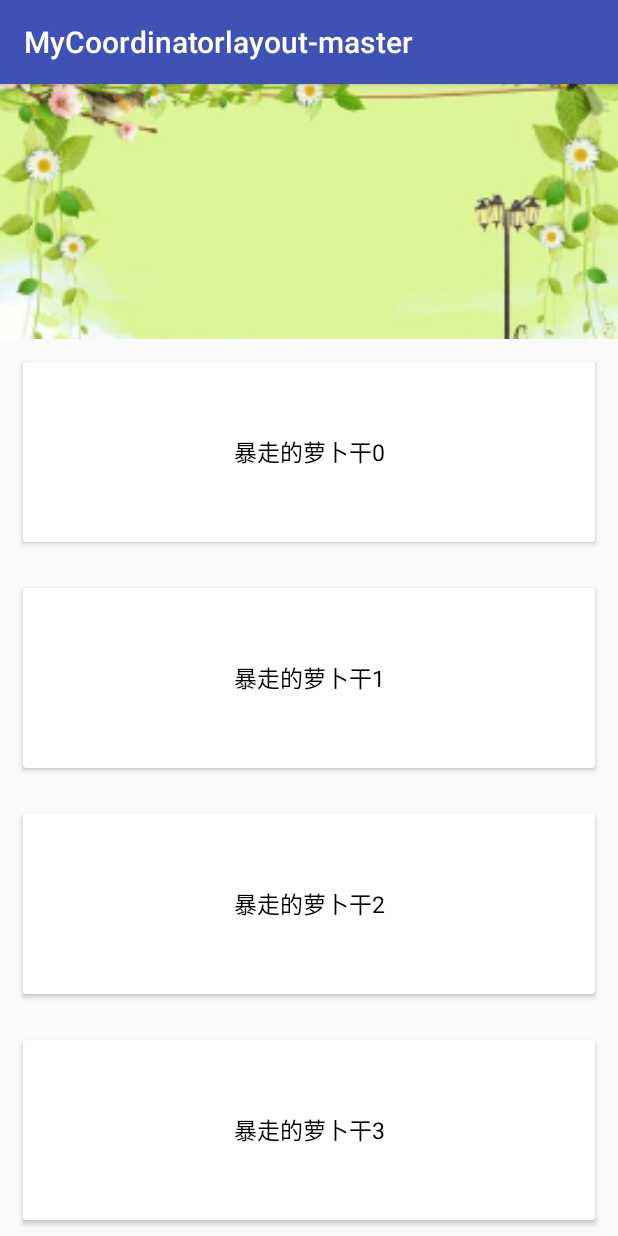
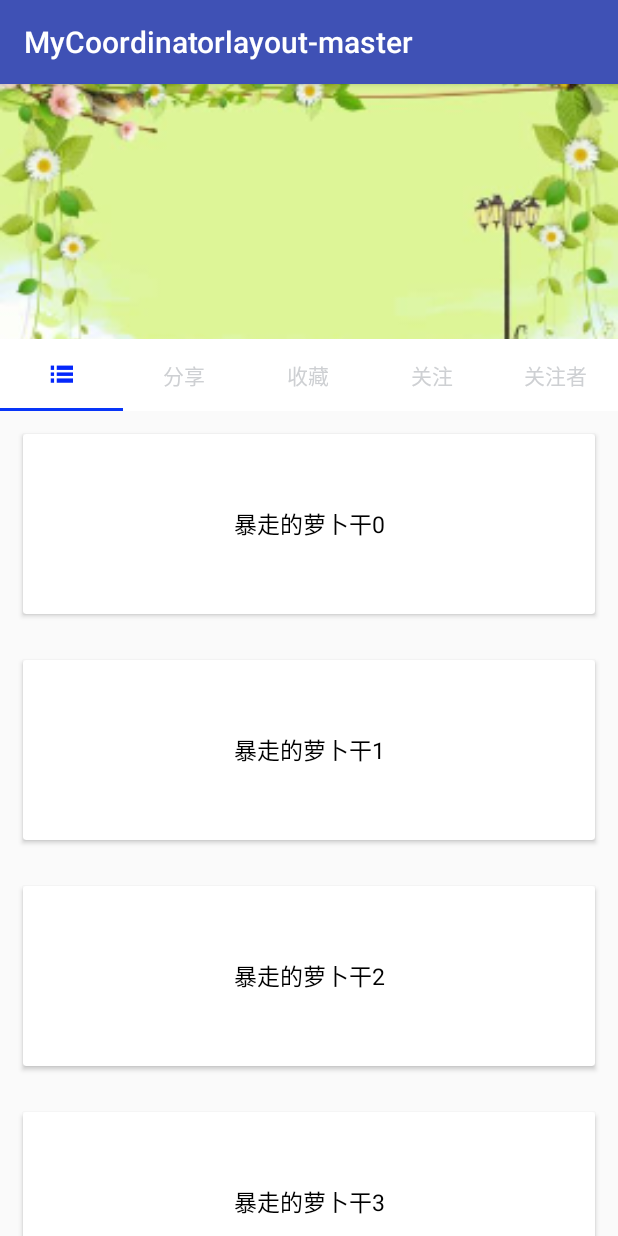
Before and after one commit to aoyj/MyCoordinatorlayoutmaster, an Android app: the screen it shows after launch (MainActivity), on a phone screen of 412 x 824 dp. Run offline under Robolectric (Android 15) with nearby library versions, the phone set to English and light mode, and no system bars; our stand-ins replace ButterKnife.

Commit message:
模仿‘最右’话题页面效果

```diff
--- a/app/build.gradle
+++ b/app/build.gradle
@@ -8,7 +8,7 @@ android {
     compileSdkVersion 26
     defaultConfig {
         applicationId "com.aoy.learn"
-        minSdkVersion 25
+        minSdkVersion 19
         targetSdkVersion 26
         versionCode 1
         versionName "1.0"
--- a/app/src/main/java/com/aoy/learn/MainActivity.java
+++ b/app/src/main/java/com/aoy/learn/MainActivity.java
@@ -4,11 +4,18 @@ import android.os.Bundle;
 import android.support.annotation.Nullable;
 import android.support.design.widget.AppBarLayout;
 import android.support.design.widget.CoordinatorLayout;
+import android.support.design.widget.TabLayout;
+import android.support.v4.view.ViewPager;
 import android.support.v7.app.AppCompatActivity;
 import android.support.v7.widget.LinearLayoutManager;
 import android.support.v7.widget.RecyclerView;
 
 import com.aoy.learn.adapter.ItemAdapter;
+import com.aoy.learn.adapter.TopRecyclerviewAdapter;
+import com.aoy.learn.adapter.ViewPagerItemAdapter;
+
+import java.util.ArrayList;
+import java.util.List;
 
 import butterknife.BindView;
 import butterknife.ButterKnife;
@@ -19,6 +26,7 @@ import butterknife.ButterKnife;
 
 public class MainActivity extends AppCompatActivity {
 
+
     @BindView(R.id.app_bar_layout)
     AppBarLayout appBarLayout;
     @BindView(R.id.recycler_view)
@@ -27,6 +35,12 @@ public class MainActivity extends AppCompatActivity {
     CoordinatorLayout rootLayout;
 
     ItemAdapter itemAdapter;
+    List<Integer> mList = new ArrayList<>();
+    @BindView(R.id.view_pager)
+    ViewPager viewPager;
+    @BindView(R.id.toolbar_tab)
+    TabLayout toolbarTab;
+    ViewPagerItemAdapter mAdapter;
 
     @Override
     protected void onCreate(@Nullable Bundle savedInstanceState) {
@@ -37,8 +51,15 @@ public class MainActivity extends AppCompatActivity {
     }
 
     private void init() {
+        mList.add(R.mipmap.img_1);
+        mList.add(R.mipmap.img_2);
+        mList.add(R.mipmap.img_3);
+        mList.add(R.mipmap.img_4);
         itemAdapter = new ItemAdapter();
         recyclerView.setLayoutManager(new LinearLayoutManager(this));
         recyclerView.setAdapter(itemAdapter);
+
+        mAdapter = new ViewPagerItemAdapter(mList);
+        viewPager.setAdapter(mAdapter);
     }
 }
--- /dev/null
+++ b/app/src/main/java/com/aoy/learn/adapter/MyAppBarBehavior.java
@@ -0,0 +1,18 @@
+package com.aoy.learn.adapter;
+
+import android.support.design.widget.AppBarLayout;
+import android.support.design.widget.CoordinatorLayout;
+import android.view.MotionEvent;
+
+/**
+ * Created by drizzt on 2018/4/21.
+ */
+
+public class MyAppBarBehavior extends AppBarLayout.Behavior {
+
+
+    @Override
+    public boolean onTouchEvent(CoordinatorLayout parent, AppBarLayout child, MotionEvent ev) {
+        return super.onTouchEvent(parent, child, ev);
+    }
+}
--- /dev/null
+++ b/app/src/main/java/com/aoy/learn/adapter/TopRecyclerviewAdapter.java
@@ -0,0 +1,53 @@
+package com.aoy.learn.adapter;
+
+import android.support.v7.widget.RecyclerView;
+import android.view.LayoutInflater;
+import android.view.View;
+import android.view.ViewGroup;
+import android.widget.ImageView;
+
+import com.aoy.learn.R;
+
+import java.util.List;
+
+import butterknife.BindView;
+import butterknife.ButterKnife;
+
+/**
+ * Created by drizzt on 2018/4/21.
+ */
+
+public class TopRecyclerviewAdapter extends RecyclerView.Adapter {
+    List<Integer> mList;
+
+    public TopRecyclerviewAdapter(List mList) {
+        this.mList = mList;
+    }
+
+    @Override
+    public RecyclerView.ViewHolder onCreateViewHolder(ViewGroup parent, int viewType) {
+        View view = LayoutInflater.from(parent.getContext()).inflate(R.layout.layout_viewpager_item, null, false);
+        return new ViewHolder(view);
+    }
+
+    @Override
+    public void onBindViewHolder(RecyclerView.ViewHolder holder, int position) {
+        ViewHolder viewHolder = (ViewHolder) holder;
+        viewHolder.img.setImageResource(mList.get(position));
+    }
+
+    @Override
+    public int getItemCount() {
+        return mList.size();
+    }
+
+    static class ViewHolder extends RecyclerView.ViewHolder{
+        @BindView(R.id.img)
+        ImageView img;
+
+        ViewHolder(View view) {
+            super(view);
+            ButterKnife.bind(this, view);
+        }
+    }
+}
--- /dev/null
+++ b/app/src/main/java/com/aoy/learn/adapter/ViewPagerItemAdapter.java
@@ -0,0 +1,59 @@
+package com.aoy.learn.adapter;
+
+import android.support.v4.view.PagerAdapter;
+import android.view.LayoutInflater;
+import android.view.View;
+import android.view.ViewGroup;
+import android.widget.ImageView;
+
+import com.aoy.learn.R;
+
+import java.util.List;
+
+import butterknife.BindView;
+import butterknife.ButterKnife;
+
+/**
+ * Created by drizzt on 2018/4/21.
+ */
+
+public class ViewPagerItemAdapter extends PagerAdapter {
+    List<Integer> mList;
+
+    public ViewPagerItemAdapter(List<Integer> mList) {
+        this.mList = mList;
+    }
+
+    @Override
+    public Object instantiateItem(ViewGroup container, int position) {
+        View view = LayoutInflater.from(container.getContext()).inflate(R.layout.layout_viewpager_item, null, false);
+        container.addView(view);
+        ViewHolder viewHolder = new ViewHolder(view);
+        viewHolder.img.setImageResource(mList.get(position));
+        return view;
+    }
+
+    @Override
+    public void destroyItem(ViewGroup container, int position, Object object) {
+        container.removeView((View) object);
+    }
+
+    @Override
+    public int getCount() {
+        return mList.size();
+    }
+
+    @Override
+    public boolean isViewFromObject(View view, Object object) {
+        return view == object;
+    }
+
+    static class ViewHolder {
+        @BindView(R.id.img)
+        ImageView img;
+
+        ViewHolder(View view) {
+            ButterKnife.bind(this, view);
+        }
+    }
+}
--- /dev/null
+++ b/app/src/main/res/drawable/tab_selector.xml
@@ -0,0 +1,5 @@
+<?xml version="1.0" encoding="utf-8"?>
+<selector xmlns:android="http://schemas.android.com/apk/res/android">
+    <item android:drawable="@mipmap/profile_feed_pressed_icon" android:state_selected="true" />
+    <item android:drawable="@mipmap/profile_feed_icon" android:state_selected="false" />
+</selector>
--- a/app/src/main/res/layout/activity_main.xml
+++ b/app/src/main/res/layout/activity_main.xml
@@ -10,15 +10,55 @@
     <android.support.design.widget.AppBarLayout
         android:id="@+id/app_bar_layout"
         android:layout_width="match_parent"
-        android:layout_height="wrap_content"
+        android:layout_height="218dp"
+        android:orientation="vertical"
         android:background="#ffffff">
-        <ImageView
+        <android.support.v4.view.ViewPager
+            android:id="@+id/view_pager"
+            app:layout_scrollFlags="scroll"
             android:layout_width="match_parent"
-            android:layout_height="170dp"
-            android:src="@mipmap/img_1"
-            app:layout_scrollFlags="scroll|snap|exitUntilCollapsed"
-            android:minHeight="50dp"
-            android:scaleType="centerCrop"/>
+            android:layout_weight="1"
+            android:layout_height="0dp"/>
+        <android.support.design.widget.TabLayout
+            android:id="@+id/toolbar_tab"
+            android:layout_width="match_parent"
+            android:layout_height="48dp"
+            android:minHeight="48dp"
+            app:layout_scrollFlags="scroll|exitUntilCollapsed"
+            android:layout_gravity="bottom"
+            android:background="#ffffff"
+            android:fillViewport="false"
+            app:tabIndicatorColor="#0835f8"
+            app:tabIndicatorHeight="2.0dp"
+            app:tabSelectedTextColor="#0835f8"
+            app:tabTextColor="#ced0d3">
+
+            <android.support.design.widget.TabItem
+                android:layout_width="match_parent"
+                android:layout_height="match_parent"
+                android:icon="@drawable/tab_selector"/>
+
+            <android.support.design.widget.TabItem
+                android:layout_width="match_parent"
+                android:layout_height="match_parent"
+                android:text="分享"/>
+
+            <android.support.design.widget.TabItem
+                android:layout_width="match_parent"
+                android:layout_height="match_parent"
+                android:text="收藏"/>
+
+            <android.support.design.widget.TabItem
+                android:layout_width="match_parent"
+                android:layout_height="match_parent"
+                android:text="关注"/>
+
+            <android.support.design.widget.TabItem
+                android:layout_width="match_parent"
+                android:layout_height="match_parent"
+                android:text="关注者"/>
+
+        </android.support.design.widget.TabLayout>
     </android.support.design.widget.AppBarLayout>
 
 
--- /dev/null
+++ b/app/src/main/res/layout/layout_viewpager_item.xml
@@ -0,0 +1,10 @@
+<?xml version="1.0" encoding="utf-8"?>
+<LinearLayout xmlns:android="http://schemas.android.com/apk/res/android"
+    android:orientation="vertical" android:layout_width="match_parent"
+    android:layout_height="170dp">
+    <ImageView
+        android:id="@+id/img"
+        android:layout_width="match_parent"
+        android:layout_height="170dp"
+        android:scaleType="centerCrop"/>
+</LinearLayout>
```
Also changed, not shown: app/src/main/res/mipmap-xxhdpi/img_2.jpg (added), app/src/main/res/mipmap-xxhdpi/img_3.jpeg (added), app/src/main/res/mipmap-xxhdpi/img_4.jpg (added), app/src/main/res/mipmap-xxhdpi/profile_feed_icon.png (added), app/src/main/res/mipmap-xxhdpi/profile_feed_pressed_icon.png (added).
